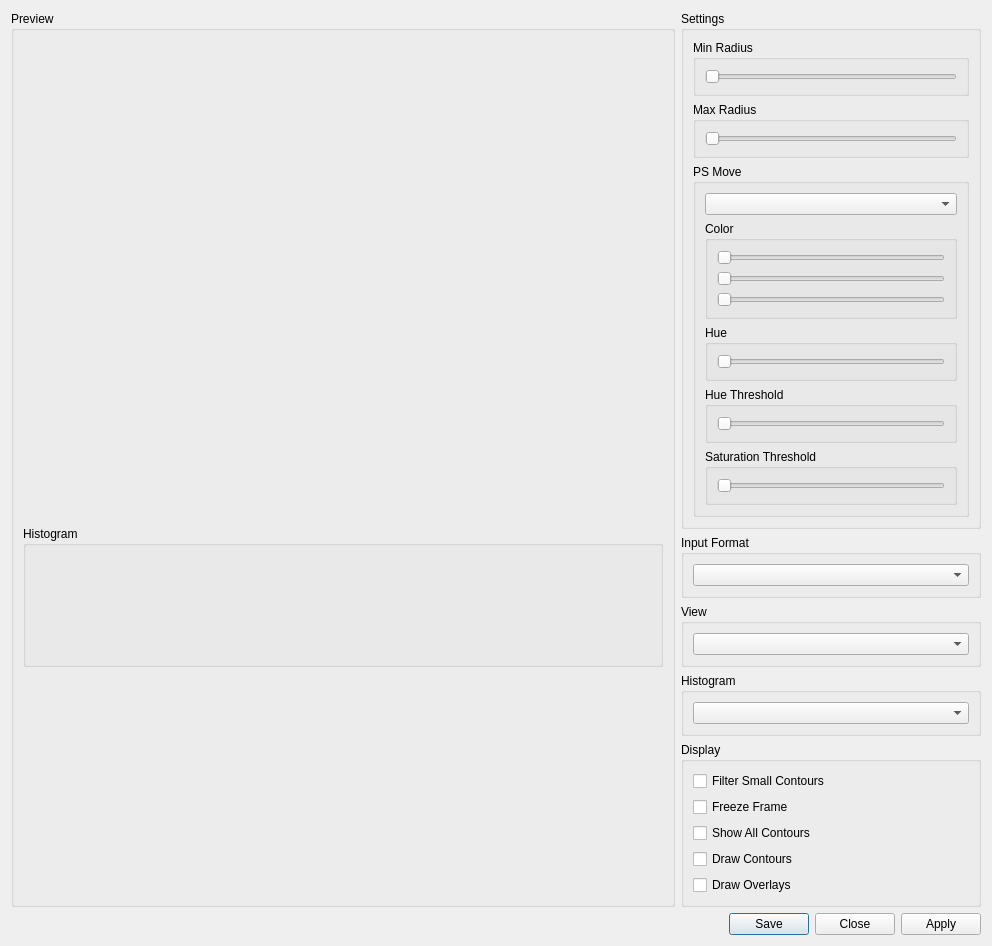
This is rpcs3/rpcs3qt/ps_move_tracker_dialog.ui in RPCS3/rpcs3 as Qt 5 draws it before an edit. The edited form follows.
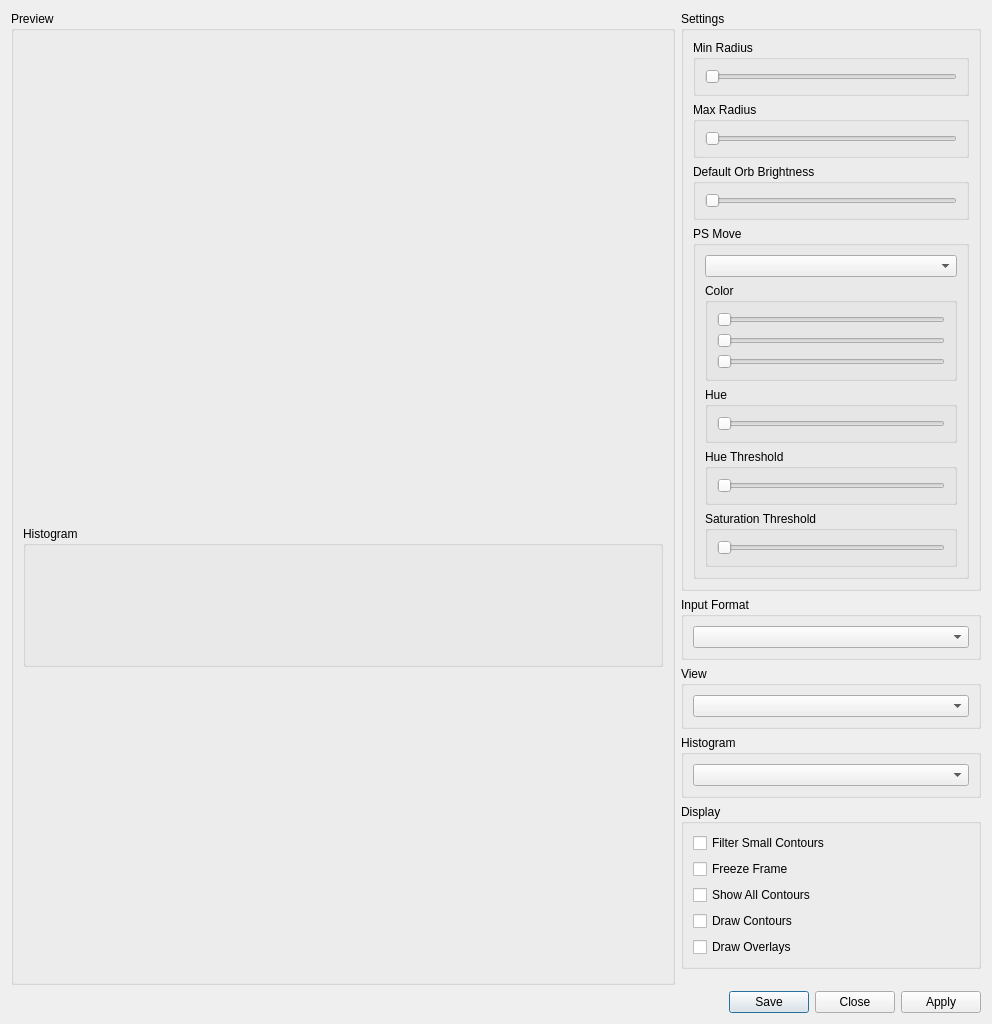
This is the edited form.

Commit message:
Qt: add ps move default brightness
The RGB values will not be at 1% anymore, but the default brightness.

The edit to the form file:
```diff
--- a/rpcs3/rpcs3qt/ps_move_tracker_dialog.ui
+++ b/rpcs3/rpcs3qt/ps_move_tracker_dialog.ui
@@ -6,8 +6,8 @@
    <rect>
     <x>0</x>
     <y>0</y>
-    <width>988</width>
-    <height>710</height>
+    <width>992</width>
+    <height>1024</height>
    </rect>
   </property>
   <property name="sizePolicy">
@@ -125,7 +125,23 @@
              <item>
               <widget class="QSlider" name="maxRadiusSlider">
                <property name="orientation">
-                <enum>Qt::Horizontal</enum>
+                <enum>Qt::Orientation::Horizontal</enum>
+               </property>
+              </widget>
+             </item>
+            </layout>
+           </widget>
+          </item>
+          <item>
+           <widget class="QGroupBox" name="brightnessGb">
+            <property name="title">
+             <string>Default Orb Brightness</string>
+            </property>
+            <layout class="QVBoxLayout" name="brightnessGbLayout">
+             <item>
+              <widget class="QSlider" name="brightnessSlider">
+               <property name="orientation">
+                <enum>Qt::Orientation::Horizontal</enum>
                </property>
               </widget>
              </item>
```
Left out of the diff: 26 changed lines with no effect on the pictures. The commit also changes 3 other files.
